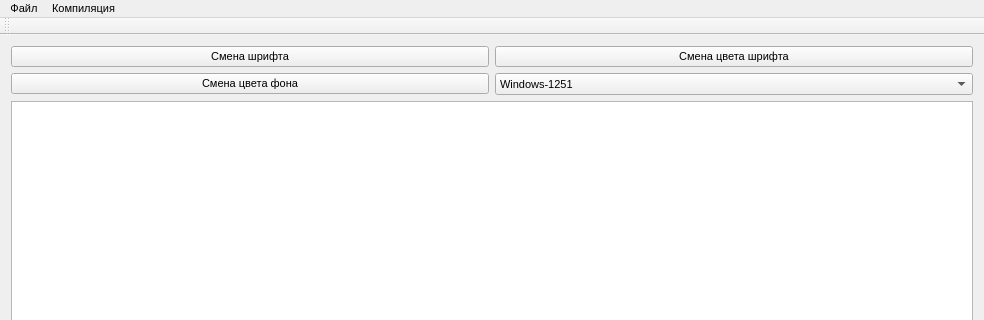
Qt form editor/editor.ui (besoboi/editor) before a commit; both pictures show x 0 to 984 and y 0 to 320 of the 984 by 823 pixel window.
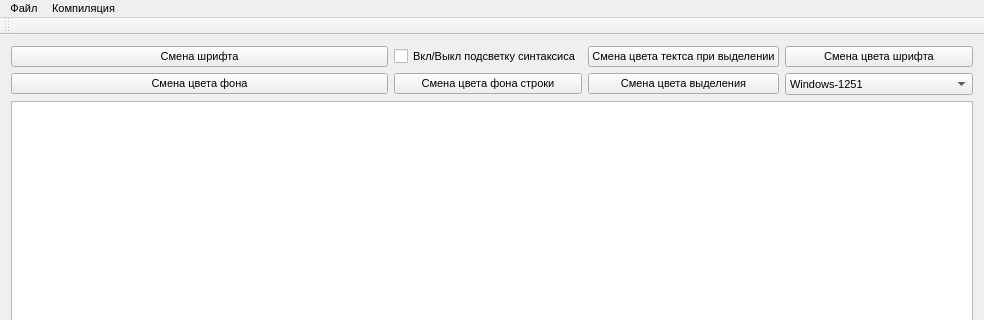
The same form after that commit.

Patch:
```diff
--- a/editor/editor.ui
+++ b/editor/editor.ui
@@ -23,14 +23,38 @@
   </property>
   <widget class="QWidget" name="centralWidget">
    <layout class="QGridLayout" name="gridLayout">
-    <item row="0" column="1">
+    <item row="1" column="4">
+     <widget class="QComboBox" name="codecComboBox">
+      <item>
+       <property name="text">
+        <string>Windows-1251</string>
+       </property>
+      </item>
+      <item>
+       <property name="text">
+        <string>UTF-8</string>
+       </property>
+      </item>
+      <item>
+       <property name="text">
+        <string>IBM 866</string>
+       </property>
+      </item>
+      <item>
+       <property name="text">
+        <string>CP-1251</string>
+       </property>
+      </item>
+     </widget>
+    </item>
+    <item row="0" column="4">
      <widget class="QPushButton" name="colorButton">
       <property name="text">
        <string>Смена цвета шрифта</string>
       </property>
      </widget>
     </item>
-    <item row="2" column="0" colspan="2">
+    <item row="2" column="0" colspan="5">
      <widget class="QTextEdit" name="textEdit">
       <property name="font">
        <font>
@@ -39,38 +63,42 @@
       </property>
      </widget>
     </item>
-    <item row="0" column="0">
+    <item row="1" column="3">
+     <widget class="QPushButton" name="selectionColor">
+      <property name="text">
+       <string>Смена цвета выделения</string>
+      </property>
+     </widget>
+    </item>
+    <item row="1" column="2">
+     <widget class="QPushButton" name="textColorBG">
+      <property name="text">
+       <string>Смена цвета фона строки</string>
+      </property>
+     </widget>
+    </item>
+    <item row="0" column="3">
+     <widget class="QPushButton" name="selectionTextColor">
+      <property name="text">
+       <string>Смена цвета тектса при выделении</string>
+      </property>
+     </widget>
+    </item>
+    <item row="0" column="2">
+     <widget class="QCheckBox" name="hlCheckBox">
+      <property name="text">
+       <string>Вкл/Выкл подсветку синтаксиса</string>
+      </property>
+     </widget>
+    </item>
+    <item row="0" column="0" colspan="2">
      <widget class="QPushButton" name="fontButton">
       <property name="text">
        <string>Смена шрифта</string>
       </property>
      </widget>
     </item>
-    <item row="1" column="1">
-     <widget class="QComboBox" name="codecComboBox">
-      <item>
-       <property name="text">
-        <string>Windows-1251</string>
-       </property>
-      </item>
-      <item>
-       <property name="text">
-        <string>UTF-8</string>
-       </property>
-      </item>
-      <item>
-       <property name="text">
-        <string>IBM 866</string>
-       </property>
-      </item>
-      <item>
-       <property name="text">
-        <string>CP-1251</string>
-       </property>
-      </item>
-     </widget>
-    </item>
-    <item row="1" column="0">
+    <item row="1" column="0" colspan="2">
      <widget class="QPushButton" name="backgroundColorButton">
       <property name="text">
        <string>Смена цвета фона</string>
```
